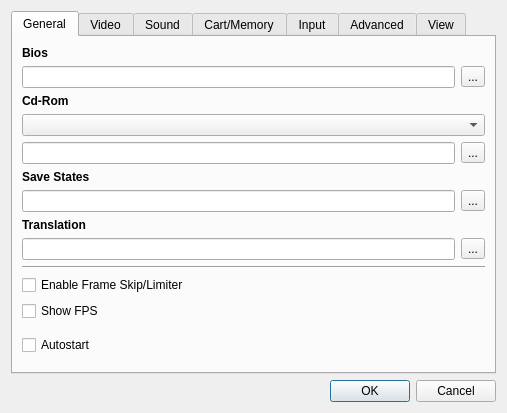
This is yabause/src/qt/ui/UISettings.ui in KitoHo/yabause as Qt 5 draws it before an edit. The edited form follows.
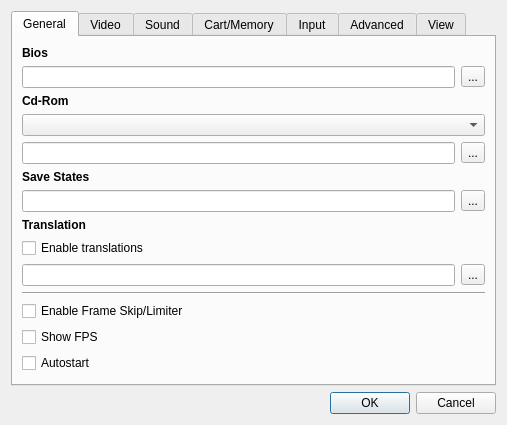
This is the edited form. Custom widgets are drawn as their Qt base class.

Commit message:
Added an option to disable translations.
Also fixed the formatting bug I introduced a while
ago when adding the "enable autostart" option.

Diff of the .ui file:
```diff
--- a/yabause/src/qt/ui/UISettings.ui
+++ b/yabause/src/qt/ui/UISettings.ui
@@ -24,7 +24,7 @@
        <string>General</string>
       </attribute>
       <layout class="QGridLayout" name="gridLayout1">
-       <item row="13" column="0">
+       <item row="14" column="0">
         <spacer>
          <property name="orientation">
           <enum>Qt::Vertical</enum>
@@ -134,6 +134,13 @@
          </property>
         </widget>
        </item>
+       <item row="8" column="0" colspan="2">
+        <widget class="QCheckBox" name="cbTranslation">
+         <property name="text">
+          <string>Enable translations</string>
+         </property>
+        </widget>
+       </item>
        <item row="9" column="0">
         <widget class="QLineEdit" name="leTranslation"/>
        </item>
```
The commit also changes 2 other files.
